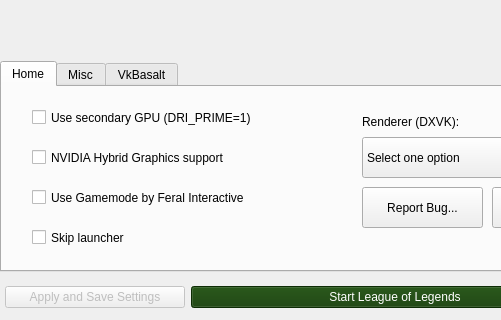
polkaulfield/lol-for-linux-installer, file src/python_src/ui/installer.ui: the form before one commit; both pictures show x 0 to 501 and y 132 to 452 of the 602 by 452 pixel window.
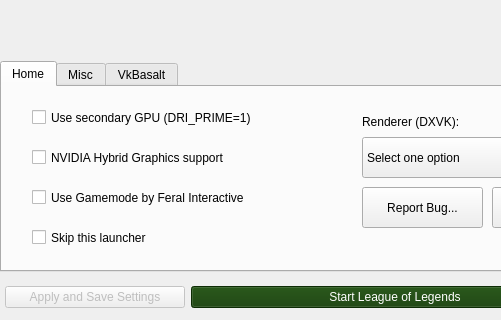
The form after the commit. The open tabs and pages were chosen to show the change. Icons and pictures are not drawn.

Diff of the .ui file:
```diff
--- a/src/python_src/ui/installer.ui
+++ b/src/python_src/ui/installer.ui
@@ -1023,7 +1023,7 @@
                   <rect>
                    <x>30</x>
                    <y>130</y>
-                   <width>321</width>
+                   <width>341</width>
                    <height>41</height>
                   </rect>
                  </property>
@@ -1040,7 +1040,7 @@
                   <bool>false</bool>
                  </property>
                  <property name="text">
-                  <string>Skip launcher</string>
+                  <string>Skip this launcher</string>
                  </property>
                  <property name="icon">
                   <iconset theme="media-playback-start">
```
Left out of the diff: 2 changed lines with no effect on the pictures.
